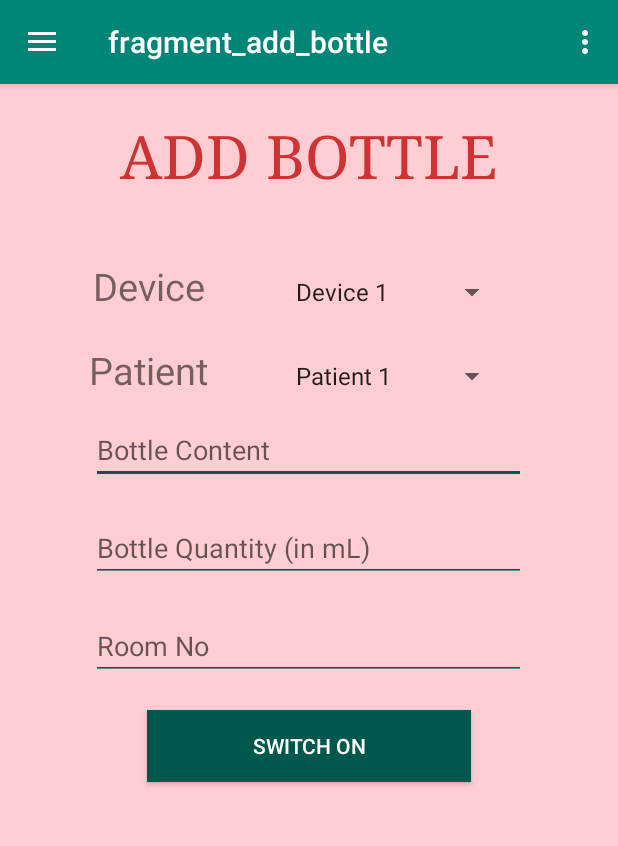
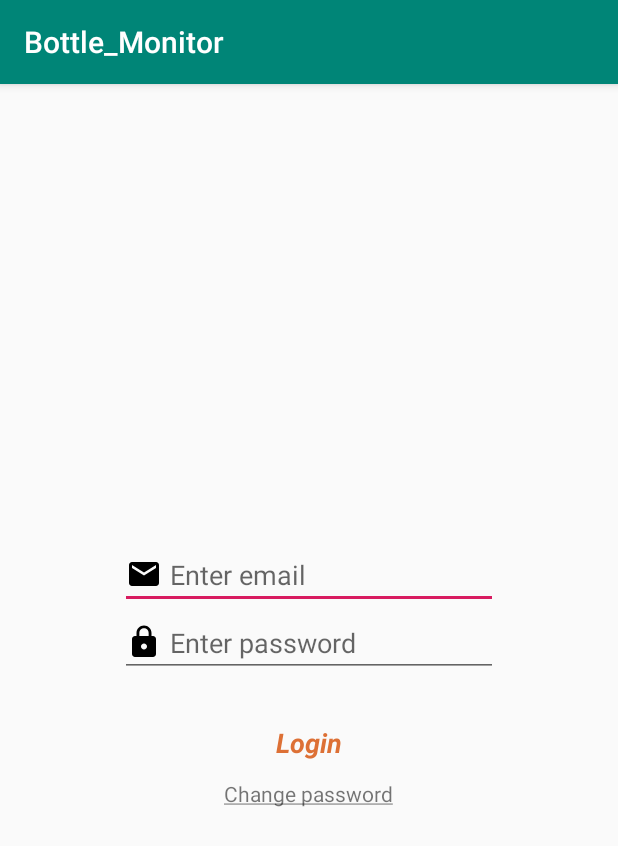
Before and after one commit to pratikg1999/Bottle_Monitor, an Android app: the screen it shows after launch (NavActivity before the commit, LoginActivity after it), on a phone screen of 412 x 824 dp. Shown: the top 846 px of the screen. Run offline under Robolectric (Android 15) with nearby library versions, the phone set to English and light mode, and no system bars.

Commit message:
made login using password

```diff
--- a/app/build.gradle
+++ b/app/build.gradle
@@ -34,6 +34,8 @@ dependencies {
     implementation 'androidx.navigation:navigation-fragment:2.0.0'
     implementation 'androidx.navigation:navigation-ui:2.0.0'
     implementation 'androidx.lifecycle:lifecycle-extensions:2.0.0'
+    implementation 'com.google.firebase:firebase-auth:16.0.5'
+    implementation 'androidx.annotation:annotation:1.0.2'
     testImplementation 'junit:junit:4.12'
     androidTestImplementation 'androidx.test.ext:junit:1.1.1'
     androidTestImplementation 'androidx.test.espresso:espresso-core:3.2.0'
--- /dev/null
+++ b/app/src/main/java/com/example/bottle_monitor/LoginActivity.java
@@ -0,0 +1,144 @@
+ package com.example.bottle_monitor;
+
+import androidx.appcompat.app.AlertDialog;
+import androidx.appcompat.app.AppCompatActivity;
+
+import android.content.Context;
+import android.content.Intent;
+import android.content.SharedPreferences;
+import android.graphics.Paint;
+import android.os.Bundle;
+import android.util.Log;
+import android.util.Patterns;
+import android.view.LayoutInflater;
+import android.view.View;
+import android.widget.Button;
+import android.widget.EditText;
+import android.widget.TextView;
+import android.widget.Toast;
+
+ public class LoginActivity extends AppCompatActivity  implements View.OnClickListener {
+
+     SharedPreferences sharedPreferences;
+     String actualPassword;
+     String userEmail;
+     public static final String AC_PASS_KEY = "actual password";
+     public static final String AC_EMAIL_KEY = "email";
+     public static final String IS_ALREADY_LOGGED_IN_KEY = "is already logged in";
+
+     EditText etEmail;
+     EditText etPassword;
+     TextView tv_change_pass;
+     Button bLogin;
+    @Override
+    protected void onCreate(Bundle savedInstanceState) {
+        super.onCreate(savedInstanceState);
+        setContentView(R.layout.activity_login);
+
+        sharedPreferences = this.getSharedPreferences("com.example.bottle_monitor", MODE_PRIVATE);
+        actualPassword = sharedPreferences.getString(AC_PASS_KEY, null);
+        userEmail = sharedPreferences.getString(AC_EMAIL_KEY, null);
+        boolean isAlreadyLoggedIn = sharedPreferences.getBoolean(IS_ALREADY_LOGGED_IN_KEY, false);
+        if(isAlreadyLoggedIn){
+            Toast.makeText(this, "Already logged in", Toast.LENGTH_SHORT).show();
+            startActivity(new Intent(this, NavActivity.class).addFlags(Intent.FLAG_ACTIVITY_CLEAR_TOP));
+        }
+        etEmail = findViewById(R.id.etEmailLogin);
+        etPassword = findViewById(R.id.etPasswordLogin);
+
+        tv_change_pass = findViewById(R.id.tv_change_pass);
+        tv_change_pass.setPaintFlags(tv_change_pass.getPaintFlags() | Paint.UNDERLINE_TEXT_FLAG);
+        tv_change_pass.setOnClickListener(this);
+        bLogin = findViewById(R.id.bLogin);
+
+        bLogin.setOnClickListener(this);
+    }
+
+
+    void login(){
+        String email = etEmail.getText().toString().trim();
+        String password = etPassword.getText().toString();
+        //Toast.makeText(getContext(), "Email: "+email, Toast.LENGTH_SHORT).show();
+
+        Toast.makeText(this, sharedPreferences.getString(AC_EMAIL_KEY, "no email"), Toast.LENGTH_SHORT).show();
+        Toast.makeText(this, sharedPreferences.getString(AC_PASS_KEY, "no pass"), Toast.LENGTH_SHORT).show();
+        //Toast.makeText(getContext(), email.length()+"", Toast.LENGTH_SHORT).show();
+        if(email==null || email.length()==0){
+            etEmail.setError("Enter an email");
+            etEmail.requestFocus();
+        }
+        else if(!Patterns.EMAIL_ADDRESS.matcher(email).matches()){
+            etEmail.setError("Enter a valid email address");
+            etEmail.requestFocus();
+        }
+        else if(password==""){
+            etPassword.setError("Please enter a password");
+            etPassword.requestFocus();
+        }
+        else if(!email.equals(userEmail)){
+            etEmail.setError("Wrong email");
+        }
+        else if (!password.equals(actualPassword)){
+            etPassword.setError("Wrong password");
+        }
+        else {
+            sharedPreferences.edit().putBoolean(IS_ALREADY_LOGGED_IN_KEY, true).apply();
+            startActivity(new Intent(this, NavActivity.class).addFlags(Intent.FLAG_ACTIVITY_CLEAR_TOP));
+        }
+    }
+
+    void changePassword(Context ctx){
+        LayoutInflater inflater = LayoutInflater.from(this);
+        View v = inflater.inflate(R.layout.change_pass_view,null);
+        AlertDialog.Builder dialogBuilder = new AlertDialog.Builder(this);
+        dialogBuilder.setView(v);
+        dialogBuilder.setTitle("Create credentials");
+        final AlertDialog dialog = dialogBuilder.create();
+        dialog.show();
+
+        EditText et_new_email = v.findViewById(R.id.et_new_email);
+        EditText et_old_password = v.findViewById(R.id.et_old_pass);
+        EditText et_new_password = v.findViewById(R.id.et_new_pass);
+        Button  bt_change_credentials = v.findViewById(R.id.bt_change_credentials);
+
+//        Toast.makeText(ctx, sharedPreferences.getString(AC_PASS_KEY, "nopass"), Toast.LENGTH_SHORT).show();
+        bt_change_credentials.setOnClickListener(new View.OnClickListener() {
+            @Override
+            public void onClick(View view) {
+                String newEmail = et_new_email.getText().toString();
+                String oldPass = et_old_password.getText().toString();
+                String newPass = et_new_password.getText().toString();
+
+                String tempActPass = sharedPreferences.getString(AC_PASS_KEY, "");
+                Log.d("oldPass", oldPass);
+                newEmail = newEmail!=null ? newEmail : "";
+                oldPass = oldPass!=null ? oldPass : "";
+                Log.d("password abcd", oldPass + " " + tempActPass);
+                Log.d("password abcde", sharedPreferences.getString(AC_PASS_KEY, ""+"E"));
+                if(oldPass.equals(tempActPass)){
+
+                    sharedPreferences.edit().putString(AC_PASS_KEY, newPass).putString(AC_EMAIL_KEY, newEmail).apply();
+                    userEmail = newEmail;
+                    actualPassword = newPass;
+//                    Toast.makeText(ctx, sharedPreferences.getString(AC_PASS_KEY, "nopass"), Toast.LENGTH_SHORT).show();
+                dialog.dismiss();
+                }
+                else{
+                    et_old_password.setError("Wrong Password");
+                }
+            }
+        });
+
+    }
+     @Override
+     public void onClick(View view) {
+        switch (view.getId()){
+            case R.id.bLogin:
+                login();
+                break;
+            case R.id.tv_change_pass:
+                changePassword(this);
+                break;
+        }
+     }
+ }
--- a/app/src/main/java/com/example/bottle_monitor/StatusFragment.java
+++ b/app/src/main/java/com/example/bottle_monitor/StatusFragment.java
@@ -10,6 +10,7 @@ import android.os.Bundle;
 import androidx.annotation.NonNull;
 import androidx.fragment.app.Fragment;
 
+import android.util.Log;
 import android.view.LayoutInflater;
 import android.view.View;
 import android.view.ViewGroup;
@@ -108,8 +109,13 @@ public class StatusFragment extends Fragment implements View.OnClickListener {
         if (getArguments() != null) {
             device_id = getArguments().getString(ARG_DEV_ID);
             bottle_qty = getArguments().getFloat(ARG_BOTTLE_QTY);
+            Log.d("device id", device_id);
             curDeviceRef = deviceRef.child(device_id+"");
             Toast.makeText(getActivity(), device_id+"", Toast.LENGTH_SHORT).show();
+        }
+        else{
+            curDeviceRef = deviceRef.child(device_id+"");
+
         }
     }
 
--- /dev/null
+++ b/app/src/main/res/drawable/email.xml
@@ -0,0 +1,9 @@
+<vector xmlns:android="http://schemas.android.com/apk/res/android"
+        android:width="24dp"
+        android:height="24dp"
+        android:viewportWidth="24.0"
+        android:viewportHeight="24.0">
+    <path
+        android:fillColor="#FF000000"
+        android:pathData="M20,4L4,4c-1.1,0 -1.99,0.9 -1.99,2L2,18c0,1.1 0.9,2 2,2h16c1.1,0 2,-0.9 2,-2L22,6c0,-1.1 -0.9,-2 -2,-2zM20,8l-8,5 -8,-5L4,6l8,5 8,-5v2z"/>
+</vector>
--- /dev/null
+++ b/app/src/main/res/drawable/password_lock.xml
@@ -0,0 +1,9 @@
+<vector xmlns:android="http://schemas.android.com/apk/res/android"
+        android:width="24dp"
+        android:height="24dp"
+        android:viewportWidth="24.0"
+        android:viewportHeight="24.0">
+    <path
+        android:fillColor="#FF000000"
+        android:pathData="M18,8h-1L17,6c0,-2.76 -2.24,-5 -5,-5S7,3.24 7,6v2L6,8c-1.1,0 -2,0.9 -2,2v10c0,1.1 0.9,2 2,2h12c1.1,0 2,-0.9 2,-2L20,10c0,-1.1 -0.9,-2 -2,-2zM12,17c-1.1,0 -2,-0.9 -2,-2s0.9,-2 2,-2 2,0.9 2,2 -0.9,2 -2,2zM15.1,8L8.9,8L8.9,6c0,-1.71 1.39,-3.1 3.1,-3.1 1.71,0 3.1,1.39 3.1,3.1v2z"/>
+</vector>
--- /dev/null
+++ b/app/src/main/res/layout/activity_login.xml
@@ -0,0 +1,61 @@
+<?xml version="1.0" encoding="utf-8"?>
+<LinearLayout xmlns:android="http://schemas.android.com/apk/res/android"
+    xmlns:app="http://schemas.android.com/apk/res-auto"
+    xmlns:tools="http://schemas.android.com/tools"
+    android:layout_width="match_parent"
+    android:layout_height="match_parent"
+    android:orientation="vertical"
+    android:gravity="center"
+    tools:context=".LoginActivity">
+
+    <EditText
+        android:id="@+id/etEmailLogin"
+        android:layout_width="match_parent"
+        android:layout_height="wrap_content"
+        android:layout_marginHorizontal="80dp"
+        android:layout_marginTop="20dp"
+        android:drawableStart="@drawable/email"
+        android:drawablePadding="5dp"
+        android:ems="10"
+        android:hint="Enter email"
+        android:inputType="textPersonName"
+        android:textAppearance="@style/TextAppearance.AppCompat.Medium" />
+
+    <EditText
+        android:id="@+id/etPasswordLogin"
+        android:layout_width="match_parent"
+        android:layout_height="wrap_content"
+        android:layout_marginHorizontal="80dp"
+        android:drawableStart="@drawable/password_lock"
+        android:drawablePadding="5dp"
+        android:ems="10"
+        android:hint="Enter password"
+        android:inputType="textPassword"
+        android:textAppearance="@style/TextAppearance.AppCompat.Medium" />
+
+
+    <Button
+        android:id="@+id/bLogin"
+        style="@style/Widget.MaterialComponents.Button"
+        android:layout_width="wrap_content"
+        android:layout_height="wrap_content"
+        android:layout_below="@+id/etPasswordLoginStudent"
+        android:textStyle="bold|italic"
+        android:layout_alignParentStart="true"
+        android:layout_marginTop="20dp"
+        android:backgroundTint="#B7FFFFFF"
+        android:backgroundTintMode="add"
+        android:text="Login"
+        android:textAppearance="@style/TextAppearance.AppCompat.Medium"
+        android:textColor="#DD7035"
+        android:textSize="18sp" />
+
+    <TextView
+        android:id="@+id/tv_change_pass"
+        android:layout_width="wrap_content"
+        android:layout_height="wrap_content"
+        android:text="Change password"/>
+
+
+
+</LinearLayout>
```
Also changed, not shown: app/src/main/AndroidManifest.xml (+18 -8 lines), app/src/main/java/com/example/bottle_monitor/NavActivity.java (+17 -0 lines), app/src/main/res/drawable/logout.xml (added, +9 -0 lines), app/src/main/res/layout/change_pass_view.xml (added, +46 -0 lines), app/src/main/res/menu/nav.xml (+8 -2 lines), app/src/main/res/values/strings.xml (+9 -0 lines).
